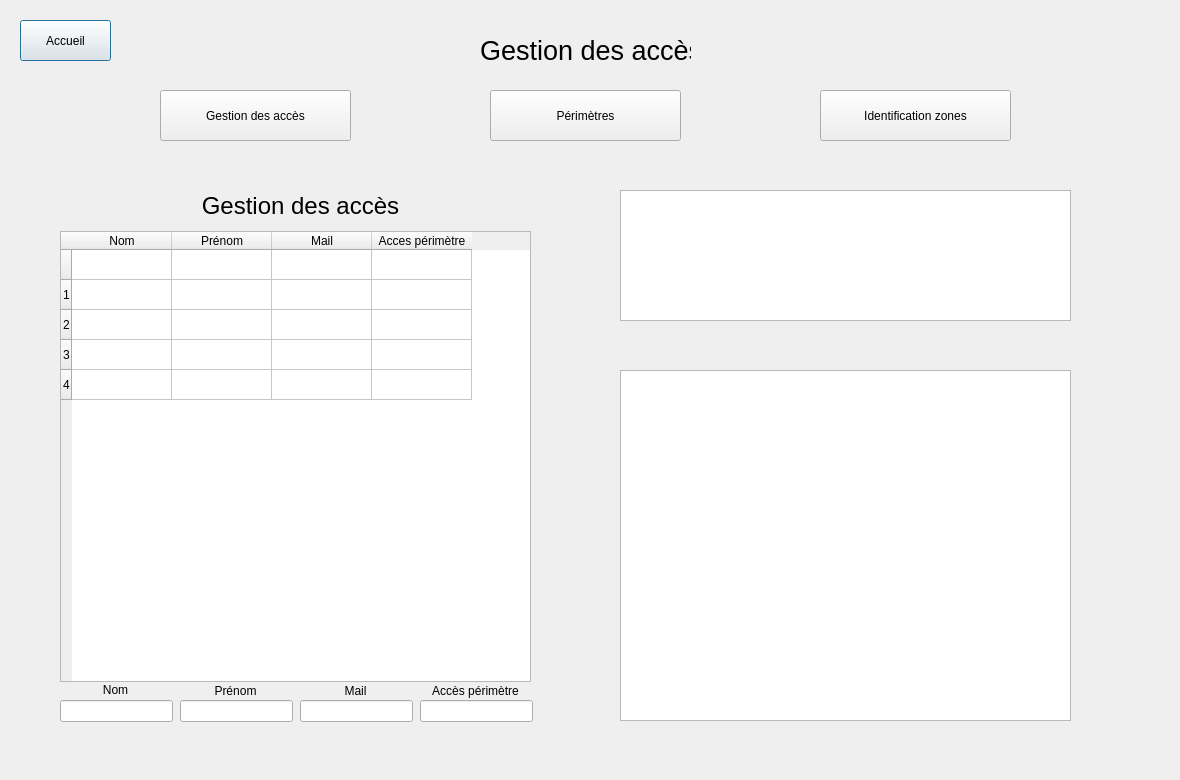
Qt form Projet_Ajour/gestion.ui (simzrch/Projet_Entremont) before a commit.
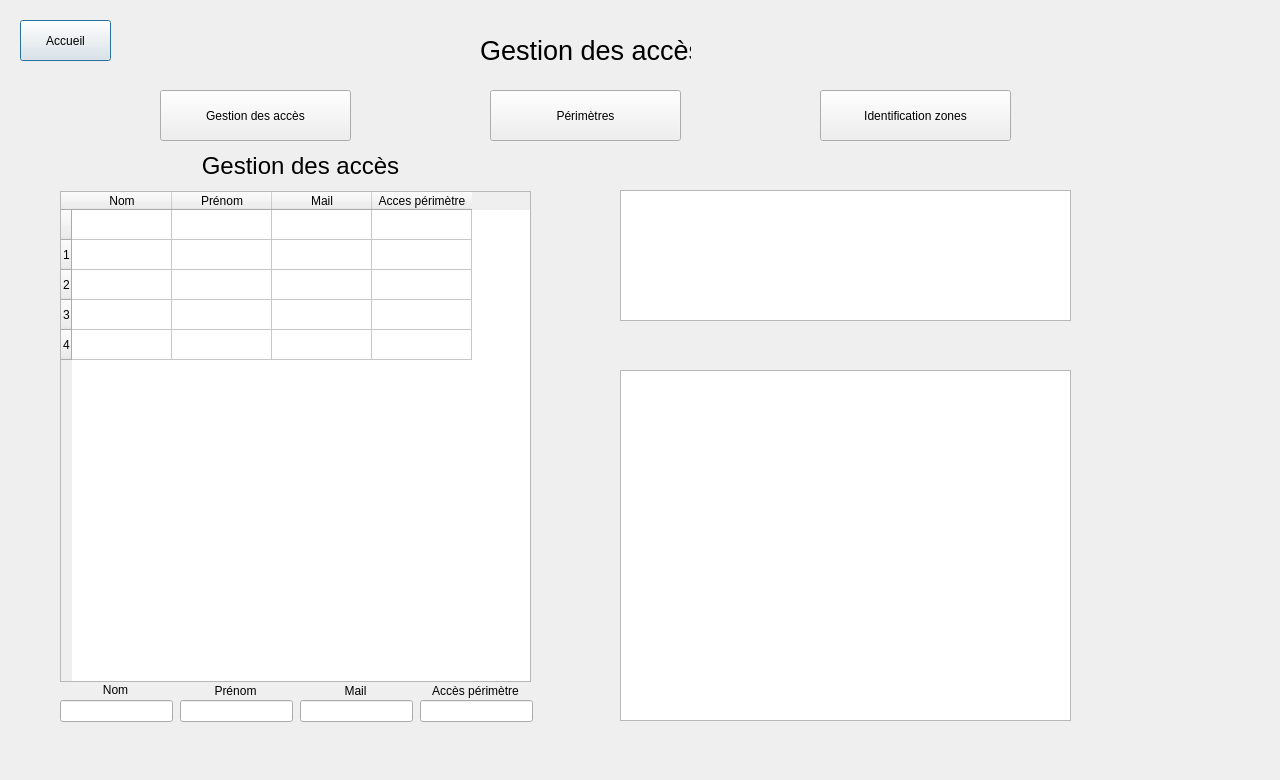
The same form after that commit.

Patch:
```diff
--- a/Projet_Ajour/gestion.ui
+++ b/Projet_Ajour/gestion.ui
@@ -6,7 +6,7 @@
    <rect>
     <x>0</x>
     <y>0</y>
-    <width>1180</width>
+    <width>1280</width>
     <height>780</height>
    </rect>
   </property>
@@ -107,7 +107,7 @@
    <property name="geometry">
     <rect>
      <x>60</x>
-     <y>180</y>
+     <y>140</y>
      <width>481</width>
      <height>51</height>
     </rect>
@@ -131,9 +131,9 @@
    <property name="geometry">
     <rect>
      <x>60</x>
-     <y>231</y>
+     <y>191</y>
      <width>471</width>
-     <height>451</height>
+     <height>491</height>
     </rect>
    </property>
    <row>
```
